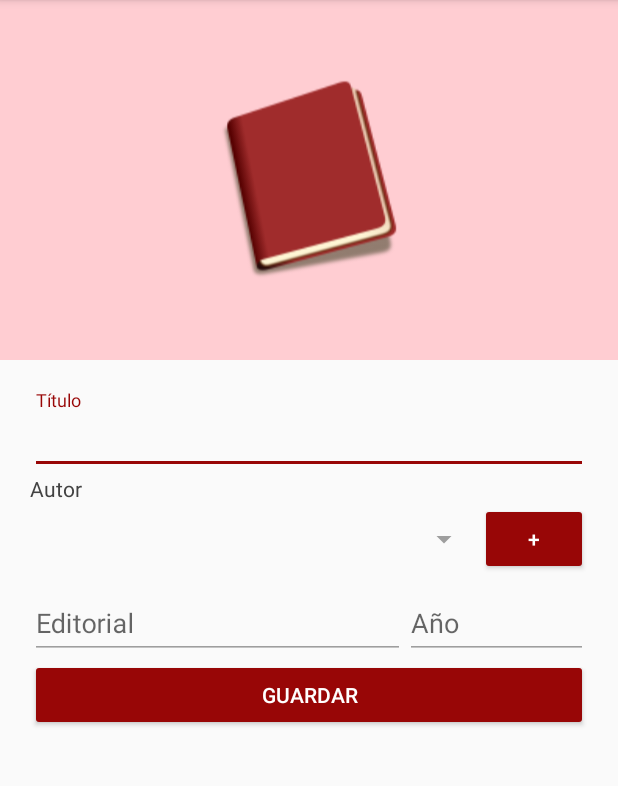
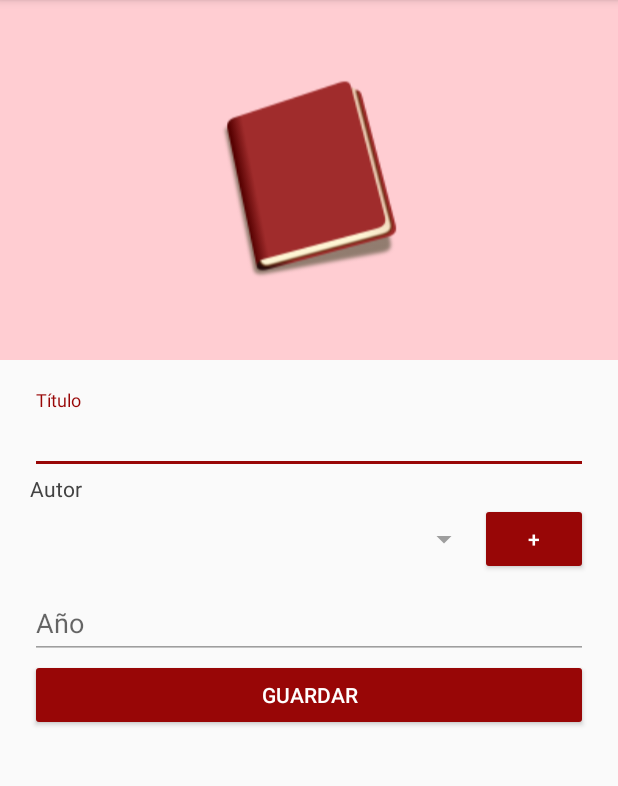
Before and after one commit to juanramirez93/LibrApp2, an Android app: the CreateBookActivity screen opened directly, with no data from a screen before it, on a phone screen of 412 x 824 dp, the part 84-870 px from its top. Run offline under Robolectric (Android 15) with nearby library versions, the light colour scheme and no system bars; libraries missing offline, so code that uses them is left out: gun0912.tedbottompicker, io.realm; 3 statements that could not run were skipped.

Commit message:
Elimina campo editorial. Guarda año.

```diff
--- a/app/src/main/java/com/librapp/librapp/models/Book.java
+++ b/app/src/main/java/com/librapp/librapp/models/Book.java
@@ -74,7 +74,7 @@ public class Book extends RealmObject {
         return year;
     }
 
-    public void setYear(int ano) {
+    public void setYear(int year) {
         this.year = year;
     }
 
--- a/app/src/main/res/layout/activity_create_book.xml
+++ b/app/src/main/res/layout/activity_create_book.xml
@@ -77,12 +77,6 @@
                 tools:context=".activities.CreateBookActivity">
 
 
-                <EditText
-                    android:id="@+id/AddBookEditorial"
-                    android:layout_width="250dp"
-                    android:layout_height="wrap_content"
-                    android:hint="@string/bookEditorial"
-                    android:inputType="textAutoComplete|textCapWords" />
 
             </android.support.design.widget.TextInputLayout>
 
```
Also changed, not shown: app/src/main/java/com/librapp/librapp/activities/CreateBookActivity.java (+9 -14 lines), 2 other files.
